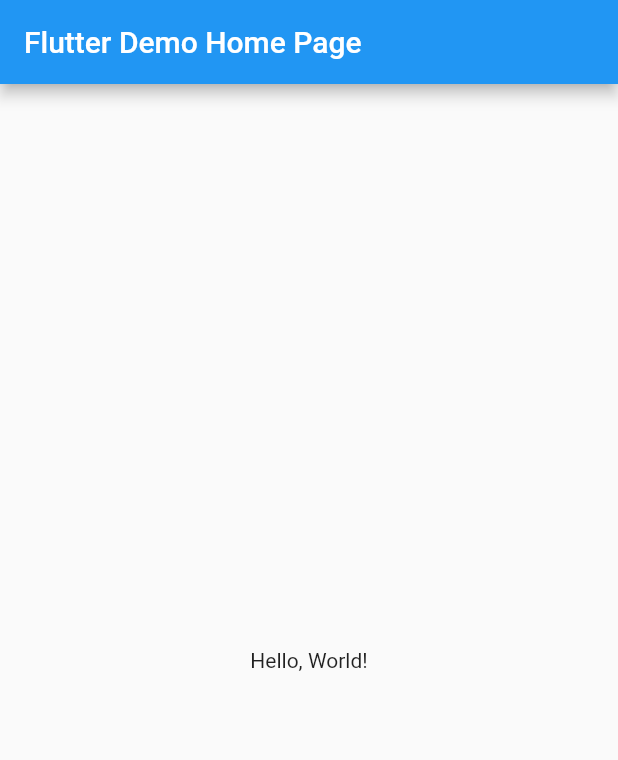
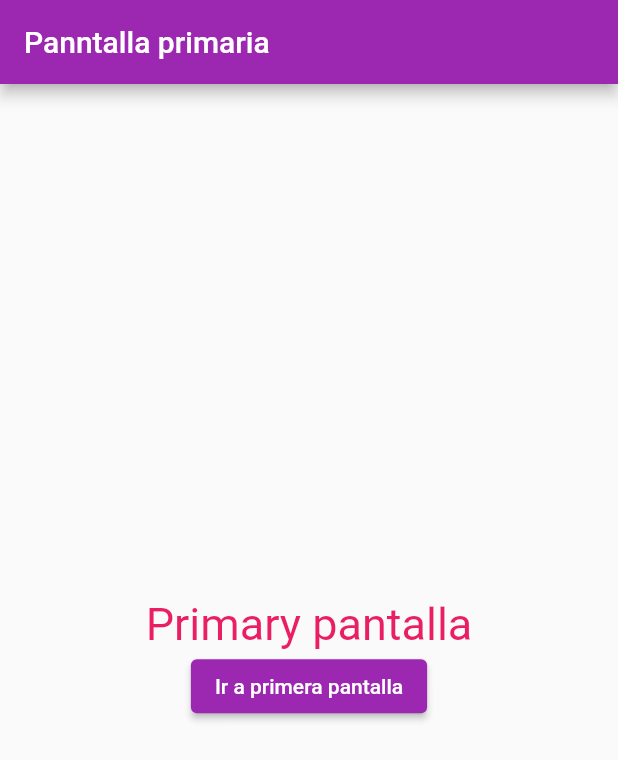
Before and after one commit to SantacruzDiego100/navegacion, a Flutter app: the screen it shows after launch, on a phone screen of 412 x 824 dp. Shown: the top 760 px of the screen. Run offline on Flutter 3.47's test engine with Material 2 defaults, Android fonts, the phone set to English and light mode, and no system bars.

```diff
--- a/lib/main.dart
+++ b/lib/main.dart
@@ -1,4 +1,6 @@
 import 'package:flutter/material.dart';
+import 'screens/primary.dart';
+import 'screens/secondary.dart';
 
 void main() => runApp(MyApp());
 
@@ -8,35 +10,25 @@ class MyApp extends StatelessWidget {
   @override
   Widget build(BuildContext context) {
     return MaterialApp(
-      // Application name
-      title: 'Flutter Hello World',
-      // Application theme data, you can set the colors for the application as
-      // you want
+      //Quitamos debug
+
+      debugShowCheckedModeBanner: false,
+
+      //Configurar tema
+      //La pantalla inicial
+      initialRoute: "/primary",
+      //Las rutas de pantalla del proyecto
+      routes: {
+        "/primary": (BuildContext context) => Primary(),
+        "/secondary": (BuildContext context) => Secondary(),
+      },
       theme: ThemeData(
-        primarySwatch: Colors.blue,
-      ),
+          primarySwatch: Colors.purple,
+          accentColor: Colors.red,
+          //Configurar texto
+          textTheme: TextTheme(
+              bodyText2: TextStyle(color: Colors.pink, fontSize: 30))),
       // A widget which will be started on application startup
-      home: MyHomePage(title: 'Flutter Demo Home Page'),
     );
   }
 }
-
-class MyHomePage extends StatelessWidget {
-  final String title;
-  const MyHomePage({super.key, required this.title});
-
-  @override
-  Widget build(BuildContext context) {
-    return Scaffold(
-      appBar: AppBar(
-        // The title text which will be shown on the action bar
-        title: Text(title),
-      ),
-      body: Center(
-        child: Text(
-          'Hello, World!',
-        ),
-      ),
-    );
-  }
-}
--- /dev/null
+++ b/lib/screens/pantallas.dart
@@ -0,0 +1,4 @@
+//importacion de las pantallas de mi proyecto.
+
+import 'package:flutternavegacion/screens/primary.dart';
+import 'package:flutternavegacion/screens/secondary.dart';
--- /dev/null
+++ b/lib/screens/primary.dart
@@ -0,0 +1,27 @@
+import 'package:flutter/material.dart';
+
+class Primary extends StatelessWidget {
+  const Primary({super.key});
+  @override
+  Widget build(BuildContext context) {
+    return Scaffold(
+      appBar: AppBar(
+        title: Text('Panntalla primaria'),
+      ),
+      body: Center(
+        child: Column(
+          mainAxisAlignment: MainAxisAlignment.center,
+          children: [
+            Text("Primary pantalla"),
+            ElevatedButton(
+              child: Text("Ir a primera pantalla"),
+              onPressed: () {
+                Navigator.pushNamed(context, "/secondary");
+              },
+            )
+          ],
+        ),
+      ),
+    );
+  }
+}
--- /dev/null
+++ b/lib/screens/secondary.dart
@@ -0,0 +1,27 @@
+import 'package:flutter/material.dart';
+
+class Secondary extends StatelessWidget {
+  const Secondary({super.key});
+  @override
+  Widget build(BuildContext context) {
+    return Scaffold(
+      appBar: AppBar(
+        title: Text('Panntalla Secundaria'),
+      ),
+      body: Center(
+        child: Column(
+          mainAxisAlignment: MainAxisAlignment.center,
+          children: [
+            Text("Segunda pantalla"),
+            ElevatedButton(
+              child: Text("Ir a segunda pantalla pantalla"),
+              onPressed: () {
+                Navigator.pushNamed(context, "/primary");
+              },
+            )
+          ],
+        ),
+      ),
+    );
+  }
+}
```
